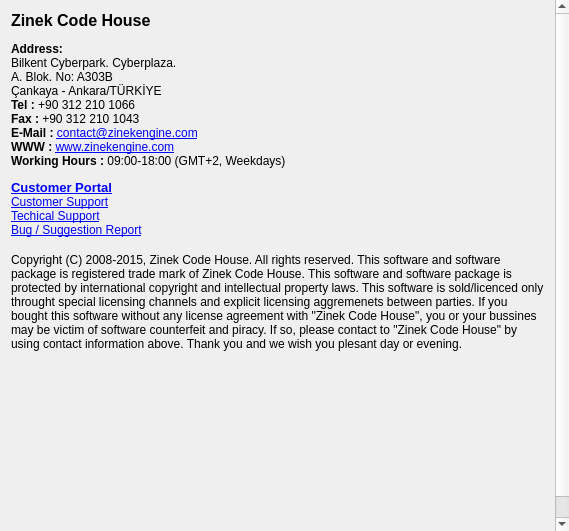
Above: Source/ZELNLauncher/ZELNContactWidget.ui from orcun-gokbulut/ze before the change. Below: the same form after it.
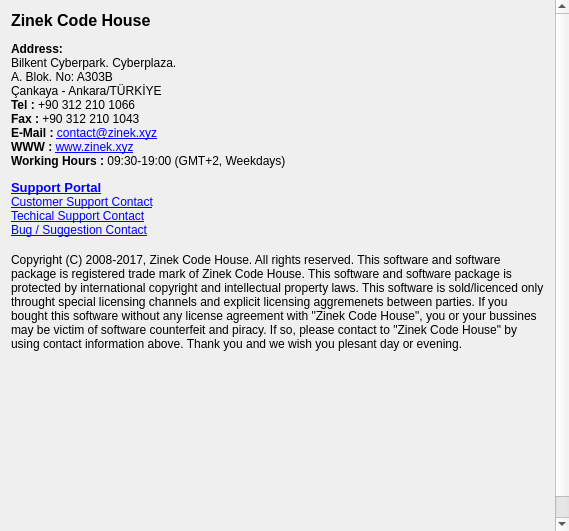
That is the form after the change. Icons and pictures are not drawn.

```diff
--- a/Source/ZELNLauncher/ZELNContactWidget.ui
+++ b/Source/ZELNLauncher/ZELNContactWidget.ui
@@ -76,15 +76,15 @@
                     Çankaya - Ankara/TÜRKİYE&lt;br /&gt;
                     &lt;span style=&quot;font-weight: 600;&quot;&gt;Tel : &lt;/span&gt;+90 312 210 1066&lt;br /&gt;
                     &lt;span style=&quot;font-weight: 600;&quot;&gt;Fax : &lt;/span&gt;+90 312 210 1043&lt;br /&gt;
-                    &lt;span style=&quot;font-weight: 600;&quot;&gt;E-Mail : &lt;/span&gt;&lt;a href=&quot;mailto:contact@zinekengine.com&quot;&gt;&lt;span style=&quot;text-decoration: underline; color: #0000ff;&quot;&gt;contact@zinekengine.com&lt;br /&gt;
-                    &lt;/span&gt;&lt;/a&gt;&lt;span style=&quot;font-weight: 600;&quot;&gt;WWW : &lt;/span&gt;&lt;a href=&quot;http://www.zinekengine.com&quot;&gt;&lt;span style=&quot;text-decoration: underline; color: #0000ff;&quot;&gt;www.zinekengine.com&lt;br /&gt;
-                    &lt;/span&gt;&lt;/a&gt;&lt;span style=&quot;font-weight: 600;&quot;&gt;Working Hours :&lt;/span&gt; 09:00-18:00 (GMT+2, Weekdays)
+                    &lt;span style=&quot;font-weight: 600;&quot;&gt;E-Mail : &lt;/span&gt;&lt;a href=&quot;mailto:contact@zinek.xyz&quot;&gt;&lt;span style=&quot;text-decoration: underline; color: #0000ff;&quot;&gt;contact@zinek.xyz&lt;br /&gt;
+                    &lt;/span&gt;&lt;/a&gt;&lt;span style=&quot;font-weight: 600;&quot;&gt;WWW : &lt;/span&gt;&lt;a href=&quot;http://www.zinek.xyz&quot;&gt;&lt;span style=&quot;text-decoration: underline; color: #0000ff;&quot;&gt;www.zinek.xyz&lt;br /&gt;
+                    &lt;/span&gt;&lt;/a&gt;&lt;span style=&quot;font-weight: 600;&quot;&gt;Working Hours :&lt;/span&gt; 09:30-19:00 (GMT+2, Weekdays)
                 &lt;/p&gt;
                 &lt;p&gt;
-                    &lt;a href=&quot;http://customer.zinekengine.com&quot;&gt;&lt;span style=&quot;font-size: 10pt; font-weight: 600; text-decoration: underline; color: #0000ff;&quot;&gt;Customer Portal&lt;/span&gt;&lt;/a&gt;&lt;br /&gt;
-                    &lt;a href=&quot;mailto:customer-support@zinekengine.com&quot;&gt;&lt;span style=&quot;text-decoration: underline; color: #0000ff;&quot;&gt;Customer Support&lt;/span&gt;&lt;/a&gt;&lt;br /&gt;
-                    &lt;a href=&quot;technical-support@zinekengine.com&quot;&gt;&lt;span style=&quot;text-decoration: underline; color: #0000ff;&quot;&gt;Techical Support&lt;/span&gt;&lt;/a&gt;&lt;br /&gt;
-                    &lt;a href=&quot;bug-suggestion@zinekengine.com&quot;&gt;&lt;span style=&quot;text-decoration: underline; color: #0000ff;&quot;&gt;Bug / Suggestion Report&lt;/span&gt;&lt;/a&gt;&lt;br /&gt;
+                    &lt;a href=&quot;http://support.zinek.xyz&quot;&gt;&lt;span style=&quot;font-size: 10pt; font-weight: 600; text-decoration: underline; color: #0000ff;&quot;&gt;Support Portal&lt;/span&gt;&lt;/a&gt;&lt;br /&gt;
+                    &lt;a href=&quot;mailto:customer-support@zinek.xyz&quot;&gt;&lt;span style=&quot;text-decoration: underline; color: #0000ff;&quot;&gt;Customer Support Contact&lt;/span&gt;&lt;/a&gt;&lt;br /&gt;
+                    &lt;a href=&quot;technical-support@zinek.xyz&quot;&gt;&lt;span style=&quot;text-decoration: underline; color: #0000ff;&quot;&gt;Techical Support Contact&lt;/span&gt;&lt;/a&gt;&lt;br /&gt;
+                    &lt;a href=&quot;bug-suggestion@zinek.xyz&quot;&gt;&lt;span style=&quot;text-decoration: underline; color: #0000ff;&quot;&gt;Bug / Suggestion Contact&lt;/span&gt;&lt;/a&gt;&lt;br /&gt;
                 &lt;/p&gt;
             &lt;/td&gt;
             &lt;td align=&quot;right&quot; valign=&quot;top&quot;&gt;
@@ -92,7 +92,7 @@
         &lt;/tr&gt;
         &lt;tr&gt;
             &lt;td colspan=&quot;2&quot;&gt;
-                &lt;p&gt;Copyright (C) 2008-2015, Zinek Code House. All rights reserved. This software and software package is registered trade mark of Zinek Code House. This software and software package is protected by international copyright and intellectual property laws. This software is sold/licenced only throught special licensing channels and explicit licensing aggremenets between parties. If you bought this software without any license agreement with &amp;quot;Zinek Code House&amp;quot;, you or your bussines may be victim of software counterfeit and piracy. If so, please contact to &amp;quot;Zinek Code House&amp;quot; by using contact information above. Thank you and we wish you plesant day or evening.&lt;/p&gt;
+                &lt;p&gt;Copyright (C) 2008-2017, Zinek Code House. All rights reserved. This software and software package is registered trade mark of Zinek Code House. This software and software package is protected by international copyright and intellectual property laws. This software is sold/licenced only throught special licensing channels and explicit licensing aggremenets between parties. If you bought this software without any license agreement with &amp;quot;Zinek Code House&amp;quot;, you or your bussines may be victim of software counterfeit and piracy. If so, please contact to &amp;quot;Zinek Code House&amp;quot; by using contact information above. Thank you and we wish you plesant day or evening.&lt;/p&gt;
             &lt;/td&gt;
         &lt;/tr&gt;
     &lt;/table&gt;
```
